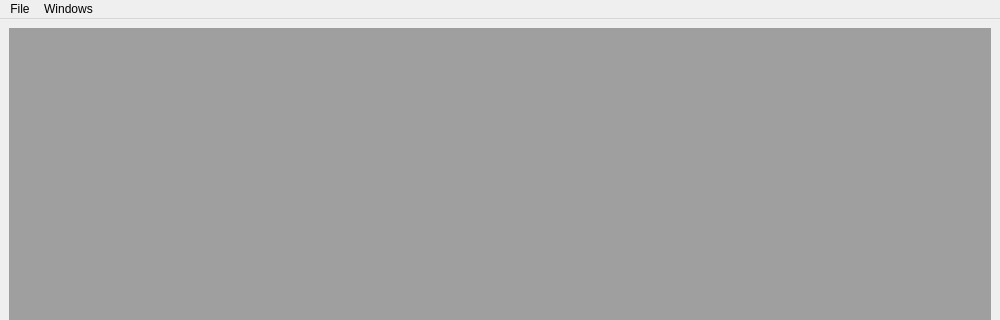
First picture: the form in hyde/user_interface/main/main.ui, repository spielman-group/hyde, before the edit; both pictures show x 0 to 1000 and y 0 to 320 of the 1000 by 800 pixel window.
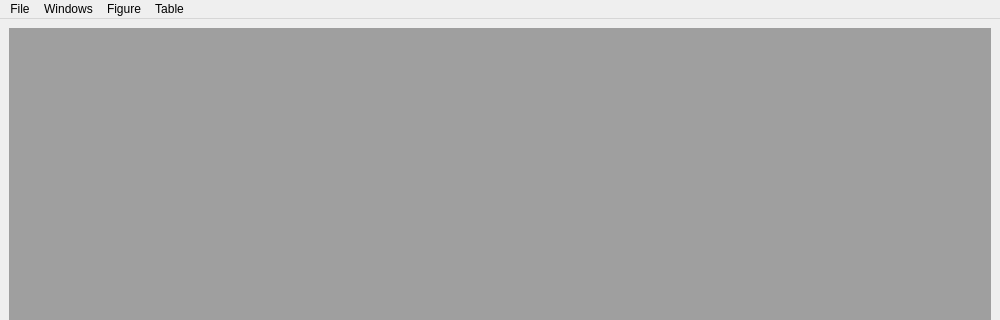
Second picture: the form after the edit.

Commit message: Add contextual figure and table menus

Patch:
```diff
--- a/hyde/user_interface/main/main.ui
+++ b/hyde/user_interface/main/main.ui
@@ -39,8 +39,20 @@
      <string>Windows</string>
     </property>
    </widget>
+   <widget class="QMenu" name="menuFigure">
+    <property name="title">
+     <string>Figure</string>
+    </property>
+   </widget>
+   <widget class="QMenu" name="menuTable">
+    <property name="title">
+     <string>Table</string>
+    </property>
+   </widget>
    <addaction name="menuFile"/>
    <addaction name="menuWindow"/>
+   <addaction name="menuFigure"/>
+   <addaction name="menuTable"/>
   </widget>
   <widget class="QStatusBar" name="statusbar"/>
  </widget>
```
The commit also changes 7 other files.
